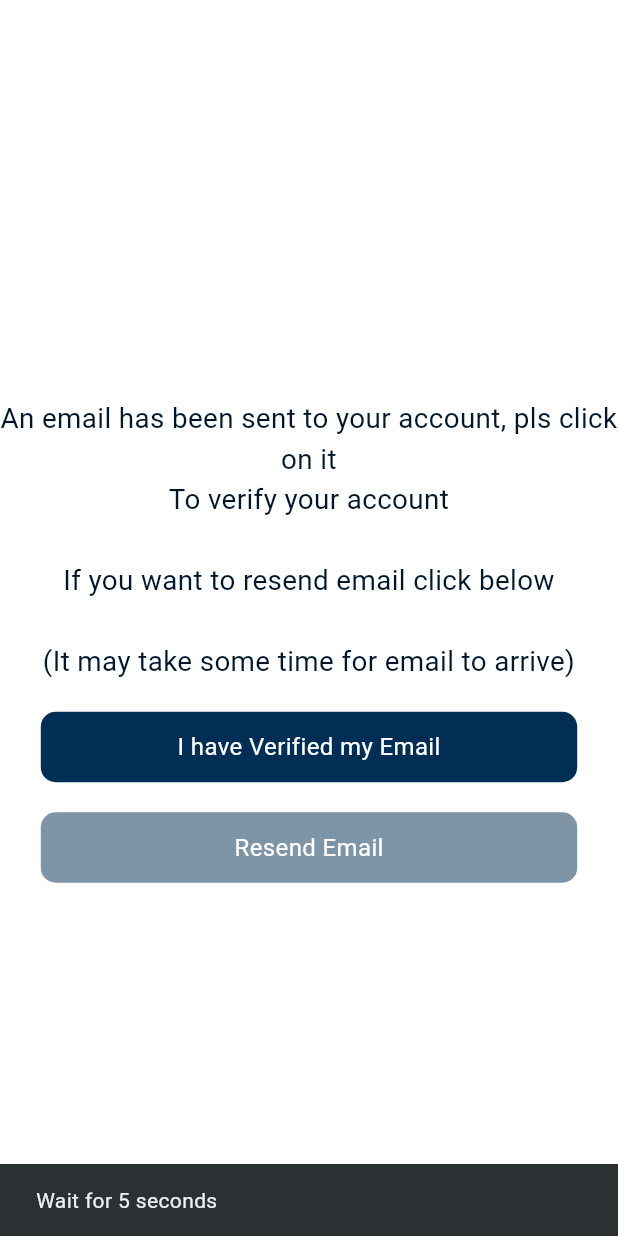
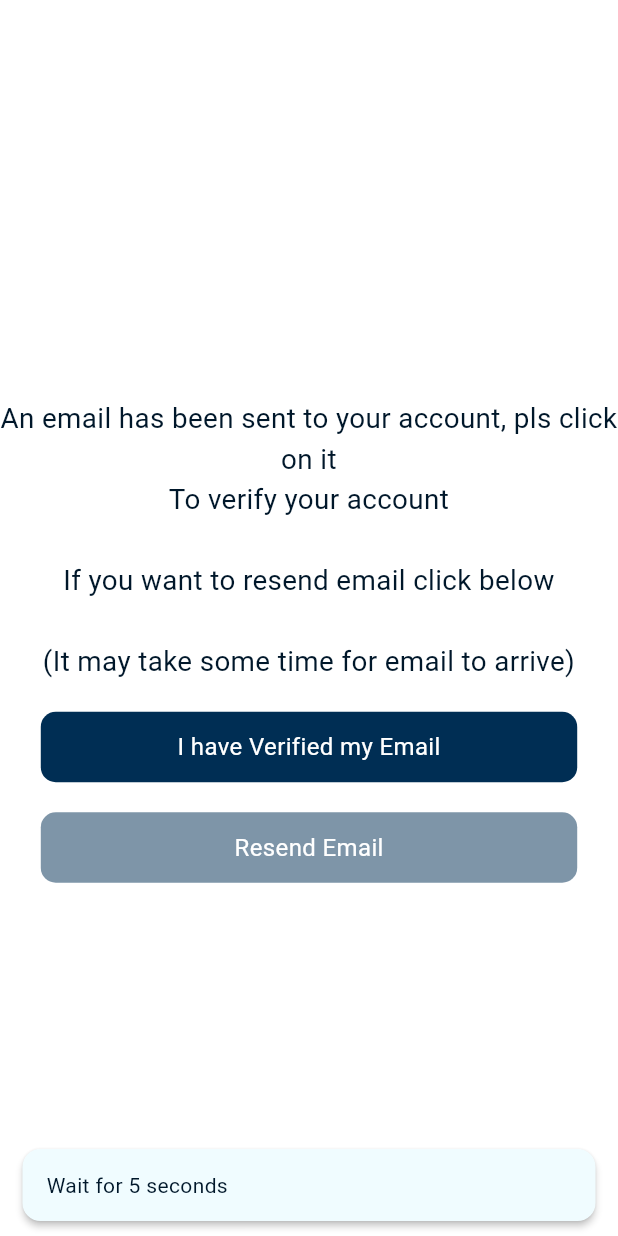
Before and after one commit to CodeWithJeet1204/Localsearch, a Flutter app: the EmailVerifyPage screen opened directly, after a tap on "Resend Email", on a phone screen of 412 x 824 dp. Run offline on Flutter 3.47's test engine with Material 3 defaults, Android fonts, the phone set to English and light mode, and no system bars; our stand-ins replace avatar_glow, carousel_slider, cloud_firestore, feather_icons, firebase_auth, firebase_core and 6 more; accounts and stored records are empty; network calls fail.

Commit message:
Snack Bar Changed, Bottom BottomNavigationBar changed
SnackBar --> Color & other styling
BottomNavigationBar -->label color fixed, tooltip added, activeIcon added, icon coller changed

```diff
--- a/lib/widgets/snack_bar.dart
+++ b/lib/widgets/snack_bar.dart
@@ -1,10 +1,23 @@
+import 'package:find_easy_user/utils/colors.dart';
 import 'package:flutter/material.dart';
 
 void mySnackBar(String text, BuildContext context) {
   ScaffoldMessenger.of(context).clearSnackBars();
   ScaffoldMessenger.of(context).showSnackBar(
     SnackBar(
-      content: Text(text),
+      content: Text(
+        text,
+        style: TextStyle(
+          color: primaryDark,
+        ),
+      ),
+      elevation: 2,
+      backgroundColor: Color.fromARGB(255, 240, 252, 255),
+      shape: RoundedRectangleBorder(
+        borderRadius: BorderRadius.circular(12),
+      ),
+      dismissDirection: DismissDirection.down,
+      behavior: SnackBarBehavior.floating,
     ),
   );
 }
```
Also changed, not shown: lib/page/main/main_page.dart (+12 -8 lines).
